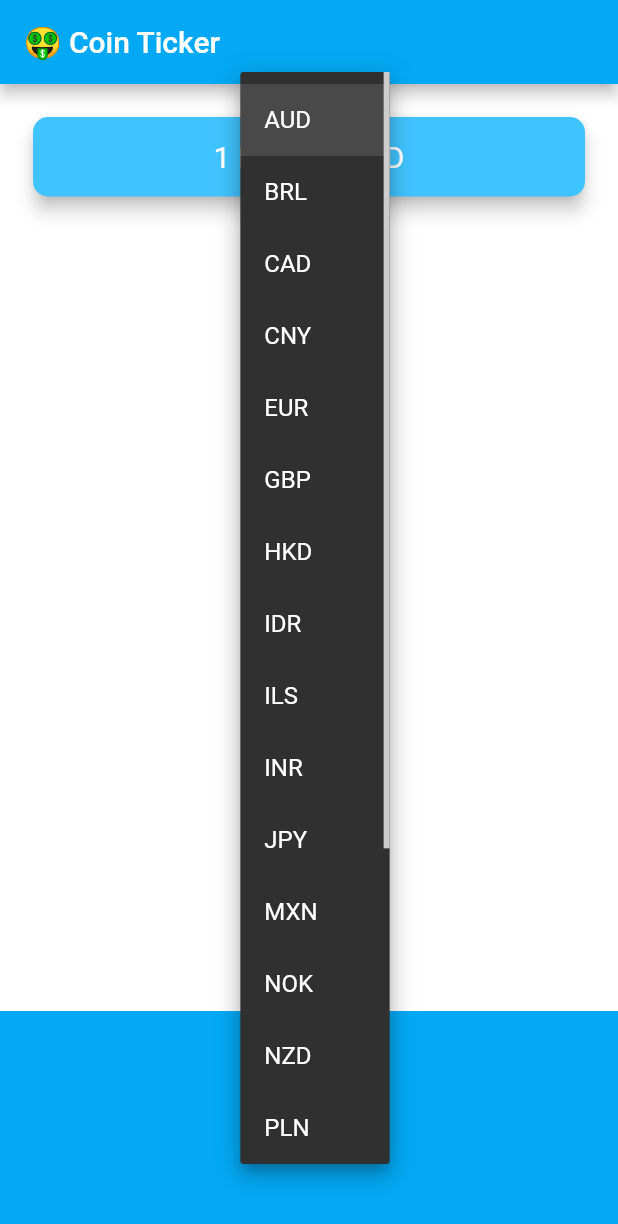
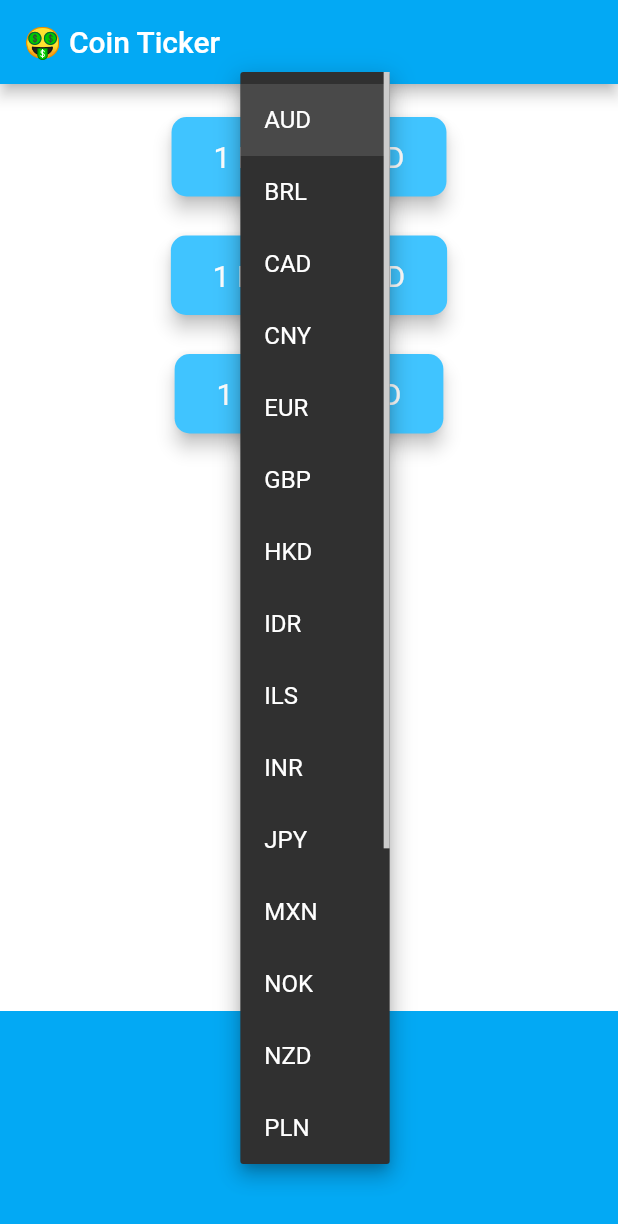
Before and after one commit to itsmordecai/bitcoin-ticker, a Flutter app: the screen it shows after launch, after a tap on "AUD", on a phone screen of 412 x 824 dp. Shown: the top 1224 px of the screen. Run offline on Flutter 3.47's test engine with Material 2 defaults, Android fonts, the phone set to English and light mode, and no system bars; network calls fail.

Commit message:
update: solved

```diff
--- a/lib/coin_data.dart
+++ b/lib/coin_data.dart
@@ -1,5 +1,6 @@
 import 'dart:convert';
 import 'package:http/http.dart' as http;
+import 'dart:core';
 
 const List<String> currenciesList = [
   'AUD',
@@ -37,16 +38,26 @@ const apiKey = 'D9C23202-2915-4672-8F5F-790A4B186EAC';
 class CoinData {
   Future getCoinData(String selectedCurrency) async {
     //TODO 4: Use a for loop here to loop through the cryptoList and request the data for each of them in turn.
-    //TODO 5: Return a Map of the results instead of a single value.
-    String requestURL = '$coinAPIURL/BTC/$selectedCurrency?apikey=$apiKey';
+    //TODO 5: Return a Map of the results instead of a single value
+
+    Map<String, String> cryptoPrices = {};
+
+    for (String cryptoCurrency in cryptoList) {
+      String requestURL =
+          '$coinAPIURL/$cryptoCurrency/$selectedCurrency?apikey=$apiKey';
       http.Response response = await http.get(requestURL);
+
       if (response.statusCode == 200) {
         var decodedData = jsonDecode(response.body);
-      var lastPrice = decodedData['rate'];
-      return lastPrice;
+        double lastPrice = decodedData['rate'];
+        String rate = lastPrice.toStringAsFixed(0);
+
+        cryptoPrices['$cryptoCurrency'] = rate;
       } else {
         print(response.statusCode);
         throw 'Problem with the get request';
       }
     }
+    return cryptoPrices;
   }
+}
--- a/lib/price_screen.dart
+++ b/lib/price_screen.dart
@@ -2,6 +2,7 @@ import 'package:flutter/material.dart';
 import 'package:flutter/cupertino.dart';
 import 'coin_data.dart';
 import 'dart:io' show Platform;
+import 'dart:core';
 
 class PriceScreen extends StatefulWidget {
   @override
@@ -53,16 +54,22 @@ class _PriceScreenState extends State<PriceScreen> {
   }
 
   String value = '?';
+  Map<String, String> cryptoValue = {};
 
   //TODO 7: Figure out a way of displaying a '?' on screen while we're waiting for the price data to come back. Hint: You'll need a ternary operator.
+  bool waiting = false;
 
   //TODO 6: Update this method to receive a Map containing the crypto:price key value pairs. Then use that map to update the CryptoCards.
   void getData() async {
+    waiting = true;
     try {
-      double data = await CoinData().getCoinData(selectedCurrency);
-      setState(() {
-        value = data.toStringAsFixed(0);
-      });
+      var data = await CoinData().getCoinData(selectedCurrency);
+      waiting = false;
+      setState(
+        () {
+          cryptoValue = data;
+        },
+      );
     } catch (e) {
       print(e);
     }
@@ -89,27 +96,24 @@ class _PriceScreenState extends State<PriceScreen> {
           //TODO 1: Refactor this Padding Widget into a separate Stateless Widget called CryptoCard, so we can create 3 of them, one for each cryptocurrency.
           //TODO 2: You'll need to able to pass the selectedCurrency, value and cryptoCurrency to the constructor of this CryptoCard Widget.
           //TODO 3: You'll need to use a Column Widget to contain the three CryptoCards.
-          Padding(
-            padding: EdgeInsets.fromLTRB(18.0, 18.0, 18.0, 0),
-            child: Card(
-              color: Colors.lightBlueAccent,
-              elevation: 5.0,
-              shape: RoundedRectangleBorder(
-                borderRadius: BorderRadius.circular(10.0),
+          Column(
+            children: [
+              CryptoCard(
+                value: waiting ? '?' : cryptoValue['BTC'],
+                selectedCurrency: selectedCurrency,
+                cryptoCurrency: 'BTC',
               ),
-              child: Padding(
-                padding: EdgeInsets.symmetric(vertical: 15.0, horizontal: 28.0),
-                child: Text(
-                  '1 BTC = $value $selectedCurrency',
-                  textAlign: TextAlign.center,
-                  style: TextStyle(
-                    fontSize: 20.0,
-                    color: Colors.white,
-                  ),
-                ),
-              ),
-            ),
+              CryptoCard(
+                  value: waiting ? '?' : cryptoValue['ETH'],
+                  selectedCurrency: selectedCurrency,
+                  cryptoCurrency: 'ETH'),
+              CryptoCard(
+                  value: waiting ? '?' : cryptoValue['LTC'],
+                  selectedCurrency: selectedCurrency,
+                  cryptoCurrency: 'LTC'),
+            ],
           ),
+
           Container(
             height: 150.0,
             alignment: Alignment.center,
@@ -122,3 +126,40 @@ class _PriceScreenState extends State<PriceScreen> {
     );
   }
 }
+
+class CryptoCard extends StatelessWidget {
+  CryptoCard({
+    @required this.value,
+    @required this.selectedCurrency,
+    @required this.cryptoCurrency,
+  });
+
+  final String value;
+  final String selectedCurrency;
+  final String cryptoCurrency;
+
+  @override
+  Widget build(BuildContext context) {
+    return Padding(
+      padding: EdgeInsets.fromLTRB(18.0, 18.0, 18.0, 0),
+      child: Card(
+        color: Colors.lightBlueAccent,
+        elevation: 5.0,
+        shape: RoundedRectangleBorder(
+          borderRadius: BorderRadius.circular(10.0),
+        ),
+        child: Padding(
+          padding: EdgeInsets.symmetric(vertical: 15.0, horizontal: 28.0),
+          child: Text(
+            '1 $cryptoCurrency = $value $selectedCurrency',
+            textAlign: TextAlign.center,
+            style: TextStyle(
+              fontSize: 20.0,
+              color: Colors.white,
+            ),
+          ),
+        ),
+      ),
+    );
+  }
+}
```
Lines whose indentation alone changed are shown as unchanged.
